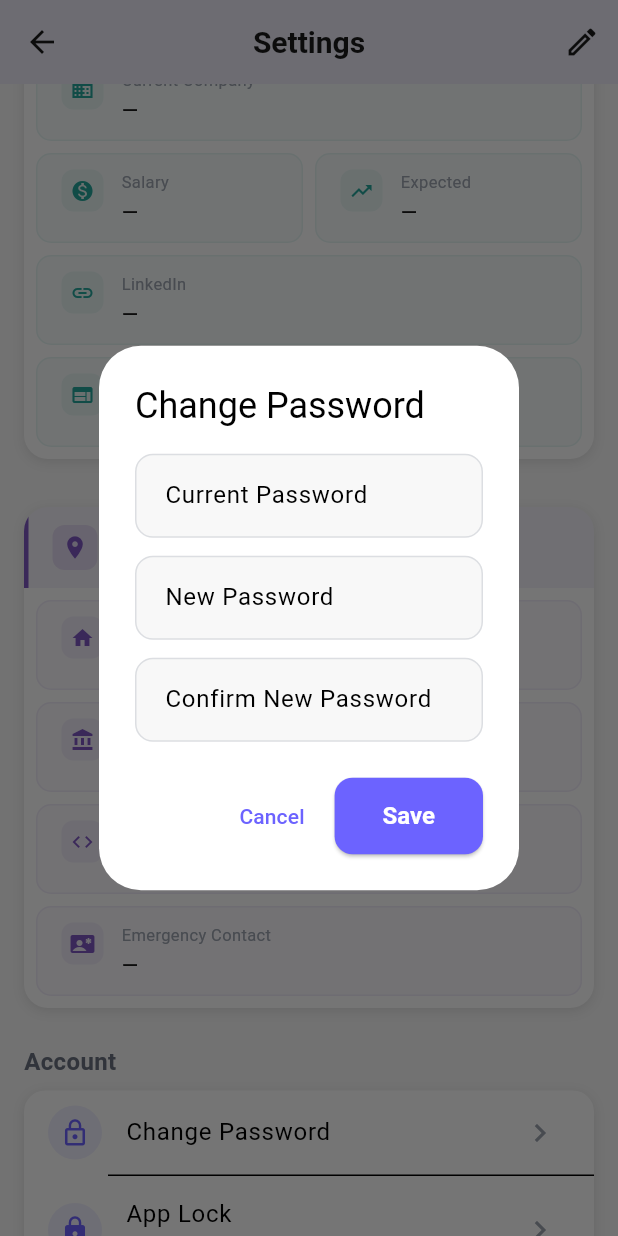
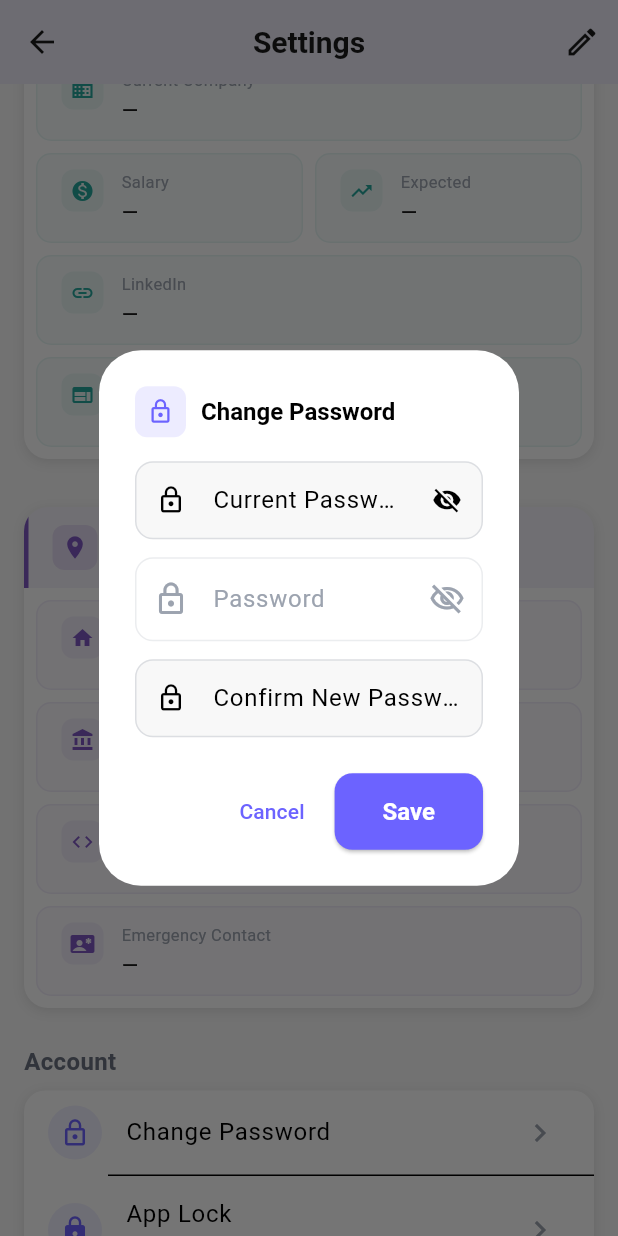
Before and after one commit to testgyaan12-boop/office-buddy-frontend, a Flutter app: the ProfileScreen screen opened by its route, scrolled down 576 dp, after a tap on "Change Password", on a phone screen of 412 x 824 dp. Run offline on Flutter 3.47's test engine with Material 3 defaults, Android fonts, the phone set to English and light mode, and no system bars; our stand-ins replace cached_network_image, dio, file_picker, flutter_markdown, flutter_riverpod, flutter_secure_storage and 5 more; missing offline and left inert: flutter_pdfview; accounts and stored records are empty; network calls fail.

Commit message:
change password workable

```diff
--- a/lib/features/profile/profile_screen.dart
+++ b/lib/features/profile/profile_screen.dart
@@ -5,6 +5,7 @@ import 'package:flutter_riverpod/flutter_riverpod.dart';
 import 'package:go_router/go_router.dart';
 import '../../core/constants/app_colors.dart';
 import '../../core/constants/app_strings.dart';
+import '../../shared/widgets/password_field.dart';
 import '../auth/auth_provider.dart';
 
 class ProfileScreen extends ConsumerWidget {
@@ -819,13 +820,13 @@ class _InfoRow extends StatelessWidget {
   }
 }
 
-class _SettingsSection extends StatelessWidget {
+class _SettingsSection extends ConsumerWidget {
   final dynamic user;
 
   const _SettingsSection({required this.user});
 
   @override
-  Widget build(BuildContext context) {
+  Widget build(BuildContext context, WidgetRef ref) {
     return Container(
       decoration: BoxDecoration(
         color: Colors.white,
@@ -844,7 +845,7 @@ class _SettingsSection extends StatelessWidget {
             context,
             icon: Icons.lock_outline,
             title: 'Change Password',
-            onTap: () => _showChangePasswordDialog(context),
+            onTap: () => _showChangePasswordDialog(context, ref),
           ),
           const Divider(height: 1, indent: 56),
           _settingsTile(
@@ -882,51 +883,152 @@ class _SettingsSection extends StatelessWidget {
     );
   }
 
-  void _showChangePasswordDialog(BuildContext context) {
+  void _showChangePasswordDialog(BuildContext context, WidgetRef ref) {
     showDialog(
       context: context,
-      builder: (ctx) => AlertDialog(
-        title: const Text('Change Password'),
-        content: Column(
-          mainAxisSize: MainAxisSize.min,
-          children: [
-            TextField(
-              obscureText: true,
-              decoration: const InputDecoration(
-                labelText: 'Current Password',
-              ),
-            ),
-            const SizedBox(height: 12),
-            TextField(
-              obscureText: true,
-              decoration: const InputDecoration(
-                labelText: 'New Password',
-              ),
-            ),
-            const SizedBox(height: 12),
-            TextField(
-              obscureText: true,
-              decoration: const InputDecoration(
-                labelText: 'Confirm New Password',
-              ),
-            ),
-          ],
-        ),
-        actions: [
-          TextButton(
-            onPressed: () => Navigator.pop(ctx),
-            child: const Text(AppStrings.cancel),
-          ),
-          ElevatedButton(
-            onPressed: () => Navigator.pop(ctx),
-            style: ElevatedButton.styleFrom(
-              backgroundColor: AppColors.primary,
-              foregroundColor: Colors.white,
-            ),
-            child: const Text(AppStrings.save),
-          ),
-        ],
-      ),
+      barrierDismissible: false,
+      builder: (ctx) => const _ChangePasswordDialog(),
     );
   }
 }
+
+class _ChangePasswordDialog extends ConsumerStatefulWidget {
+  const _ChangePasswordDialog();
+
+  @override
+  ConsumerState<_ChangePasswordDialog> createState() => _ChangePasswordDialogState();
+}
+
+class _ChangePasswordDialogState extends ConsumerState<_ChangePasswordDialog> {
+  final _formKey = GlobalKey<FormState>();
+  final _currentController = TextEditingController();
+  final _newController = TextEditingController();
+  final _confirmController = TextEditingController();
+  bool _saving = false;
+  String? _apiError;
+  bool _obscureCurrent = true;
+
+  @override
+  void dispose() {
+    _currentController.dispose();
+    _newController.dispose();
+    _confirmController.dispose();
+    super.dispose();
+  }
+
+  String? _validateNewPassword(String? v) {
+    if (v == null || v.isEmpty) return 'Enter new password';
+    if (v.length < 8) return 'At least 8 characters';
+    if (!RegExp(r'^(?=.*[a-z])(?=.*[A-Z])(?=.*\d)(?=.*[@$!%*?&])[A-Za-z\d@$!%*?&]{8,}$').hasMatch(v)) {
+      return 'Must have 1 uppercase, 1 lowercase, 1 digit & 1 special (@\$!%*?&)';
+    }
+    return null;
+  }
+
+  Future<void> _submit() async {
+    if (!_formKey.currentState!.validate()) return;
+    if (_newController.text != _confirmController.text) {
+      setState(() => _apiError = 'Passwords do not match');
+      return;
+    }
+    setState(() {
+      _saving = true;
+      _apiError = null;
+    });
+    final err = await ref.read(authProvider.notifier).changePassword(
+          _currentController.text,
+          _newController.text,
+        );
+    if (!mounted) return;
+    setState(() => _saving = false);
+    if (err == null) {
+      Navigator.pop(context);
+      ScaffoldMessenger.of(context).showSnackBar(
+        const SnackBar(content: Text('Password changed successfully'), backgroundColor: AppColors.success),
+      );
+    } else {
+      setState(() => _apiError = err);
+    }
+  }
+
+  @override
+  Widget build(BuildContext context) {
+    return AlertDialog(
+      title: Row(
+        children: [
+          Container(
+            padding: const EdgeInsets.all(8),
+            decoration: BoxDecoration(color: AppColors.primary.withValues(alpha: 0.12), borderRadius: BorderRadius.circular(8)),
+            child: const Icon(Icons.lock_outline, color: AppColors.primary, size: 18),
+          ),
+          const SizedBox(width: 10),
+          const Text('Change Password', style: TextStyle(fontSize: 16, fontWeight: FontWeight.w700)),
+        ],
+      ),
+      content: Form(
+        key: _formKey,
+        child: SingleChildScrollView(
+          child: Column(
+            mainAxisSize: MainAxisSize.min,
+            children: [
+              TextFormField(
+                controller: _currentController,
+                obscureText: _obscureCurrent,
+                decoration: InputDecoration(
+                  labelText: 'Current Password *',
+                  prefixIcon: const Icon(Icons.lock_outline, size: 20),
+                  suffixIcon: IconButton(
+                    icon: Icon(_obscureCurrent ? Icons.visibility_off : Icons.visibility, size: 20),
+                    onPressed: () => setState(() => _obscureCurrent = !_obscureCurrent),
+                  ),
+                  border: OutlineInputBorder(borderRadius: BorderRadius.circular(12)),
+                  contentPadding: const EdgeInsets.symmetric(horizontal: 12, vertical: 14),
+                ),
+                validator: (v) => (v == null || v.isEmpty) ? 'Enter current password' : null,
+              ),
+              const SizedBox(height: 12),
+              PasswordField(
+                controller: _newController,
+              ),
+              const SizedBox(height: 12),
+              TextFormField(
+                controller: _confirmController,
+                obscureText: true,
+                decoration: InputDecoration(
+                  labelText: 'Confirm New Password *',
+                  prefixIcon: const Icon(Icons.lock_outline, size: 20),
+                  border: OutlineInputBorder(borderRadius: BorderRadius.circular(12)),
+                  contentPadding: const EdgeInsets.symmetric(horizontal: 12, vertical: 14),
+                ),
+                validator: (v) {
+                  if (v == null || v.isEmpty) return 'Confirm new password';
+                  if (v != _newController.text) return 'Passwords do not match';
+                  return null;
+                },
+              ),
+              if (_apiError != null) ...[
+                const SizedBox(height: 12),
+                Container(
+                  width: double.infinity,
+                  padding: const EdgeInsets.all(10),
+                  decoration: BoxDecoration(color: AppColors.error.withValues(alpha: 0.08), borderRadius: BorderRadius.circular(8)),
+                  child: Text(_apiError!, style: const TextStyle(color: AppColors.error, fontSize: 13)),
+                ),
+              ],
+            ],
+          ),
+        ),
+      ),
+      actions: [
+        TextButton(onPressed: _saving ? null : () => Navigator.pop(context), child: const Text(AppStrings.cancel)),
+        ElevatedButton(
+          onPressed: _saving ? null : _submit,
+          style: ElevatedButton.styleFrom(backgroundColor: AppColors.primary, foregroundColor: Colors.white),
+          child: _saving
+              ? const SizedBox(width: 18, height: 18, child: CircularProgressIndicator(strokeWidth: 2, color: Colors.white))
+              : const Text(AppStrings.save),
+        ),
+      ],
+    );
+  }
+}
```
Also changed, not shown: lib/features/auth/auth_provider.dart (+12 -0 lines).
